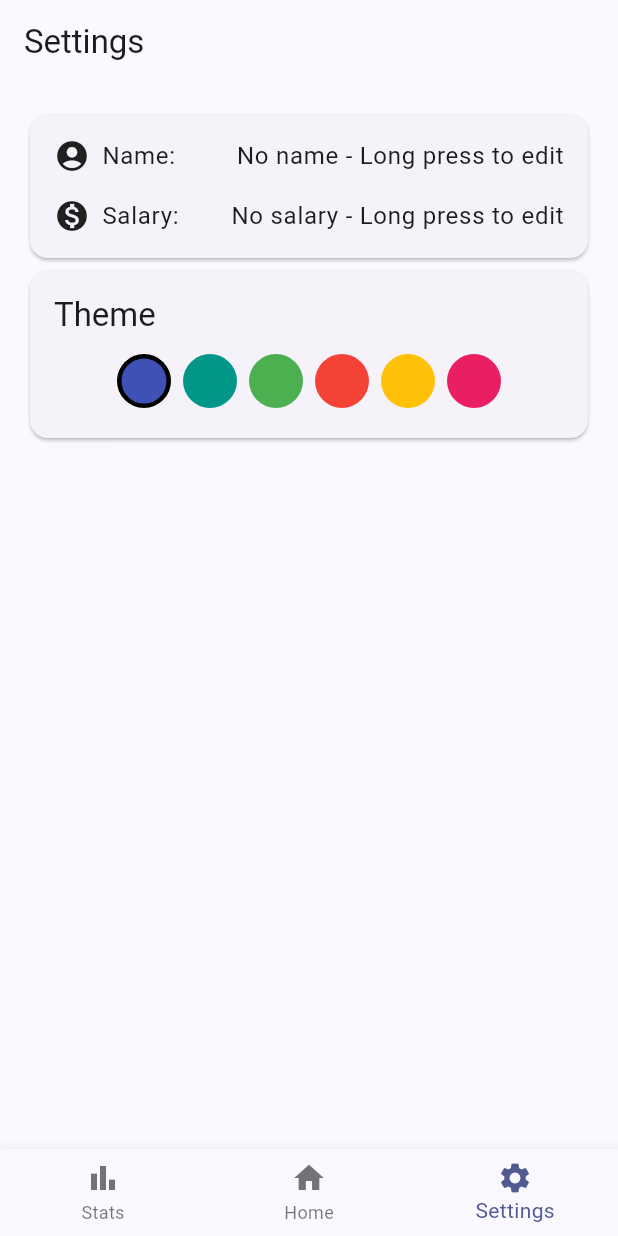
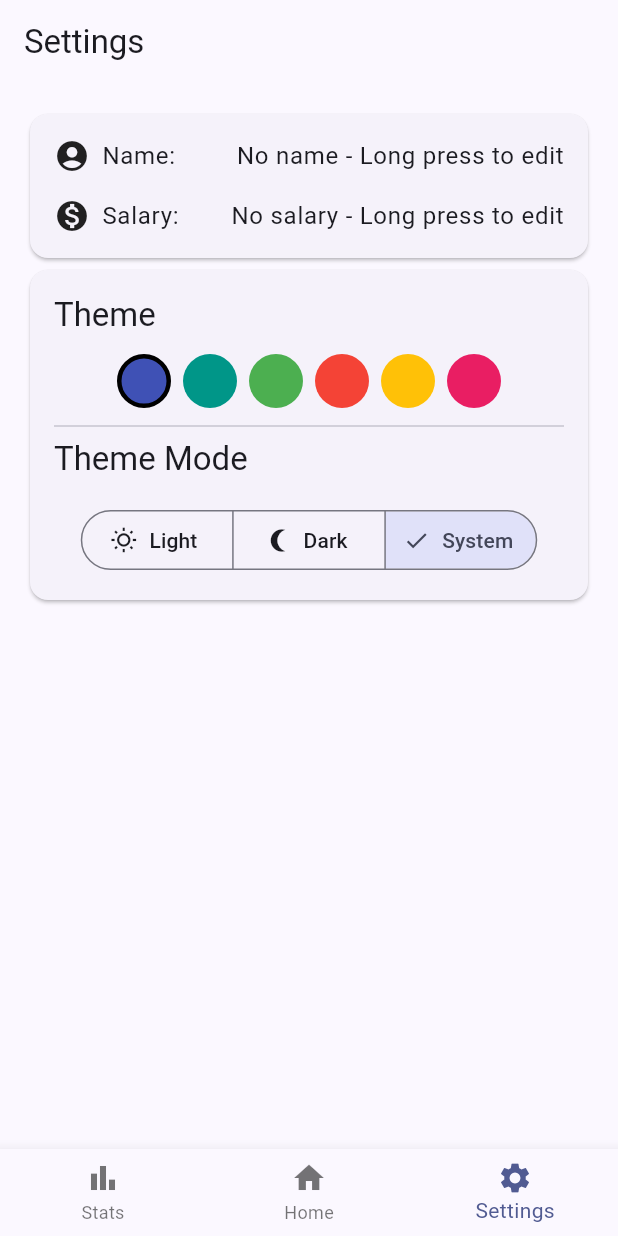
Before and after one commit to MaximeLeBesnerais/pay_track, a Flutter app: the screen it shows after launch, item 3 of the bottom bar chosen, on a phone screen of 412 x 824 dp. Run offline on Flutter 3.47's test engine with Material 3 defaults, Android fonts, the phone set to English and light mode, and no system bars; our stand-ins replace shared_preferences, table_calendar; missing offline and left inert: rrule.

Commit message:
Enhance ThemeCard with SegmentedButton for theme mode selection

```diff
--- a/lib/screens/settings/theme_card.dart
+++ b/lib/screens/settings/theme_card.dart
@@ -13,12 +13,19 @@ class _ThemeCardState extends State<ThemeCard> {
   late final ColorsTheming colorsTheming;
   late DominantColor dominantColor = DominantColor.blue;
   late ChosenTheming themeMode;
+  Set<ChosenTheming> _selected = <ChosenTheming>{ChosenTheming.system};
+  late List<Widget> segments = <Widget>[
+    const Text('Light'),
+    const Text('Dark'),
+    const Text('System'),
+  ];
 
   void _setupTheming() async {
     await colorsTheming.init();
     setState(() {
       dominantColor = colorsTheming.dominantColor;
       themeMode = colorsTheming.chosenTheming;
+      _selected = <ChosenTheming>{themeMode};
     });
   }
 
@@ -66,6 +73,38 @@ class _ThemeCardState extends State<ThemeCard> {
           ],
         ),
       ),
+      Divider(),
+      const SizedBox(width: 8),
+      Text("Theme Mode", style: Theme.of(context).textTheme.titleLarge),
+      const SizedBox(height: 16),
+      Center(
+        child: SegmentedButton(
+          segments: [
+            ButtonSegment<ChosenTheming>(
+              value: ChosenTheming.light,
+              label: segments[0],
+              icon: const Icon(Icons.wb_sunny_outlined),
+            ),
+            ButtonSegment<ChosenTheming>(
+              value: ChosenTheming.dark,
+              label: segments[1],
+              icon: const Icon(Icons.nightlight_round_outlined),
+            ),
+            ButtonSegment<ChosenTheming>(
+              value: ChosenTheming.system,
+              label: segments[2],
+              icon: const Icon(Icons.settings_system_daydream_outlined),
+            ),
+          ],
+          selected: _selected,
+          onSelectionChanged: (p0) => {
+            setState(() {
+              _selected = p0;
+              colorsTheming.setTheming(p0.first);
+            }),
+          },
+        ),
+      ),
     ]);
   }
 }
```
